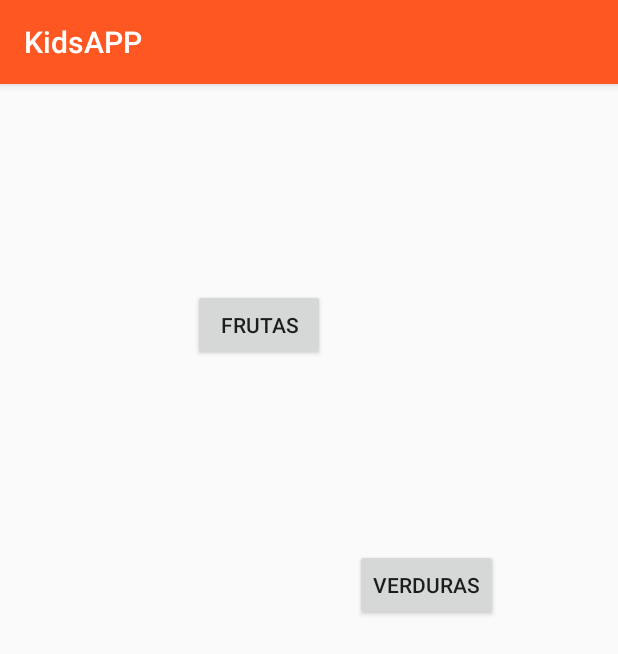
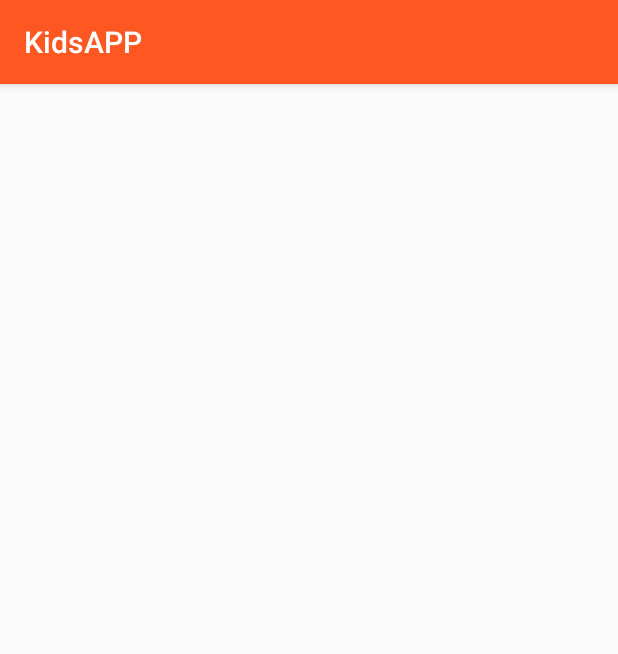
Before and after one commit to dxrtciyvubon/AprendeYDiviertete, an Android app: the screen it shows after launch (MainActivity), on a phone screen of 412 x 824 dp. Shown: the top 654 px of the screen. Run offline under Robolectric (Android 15) with nearby library versions, the phone set to English and light mode, and no system bars.

Commit message:
frutasyverduras

```diff
--- a/app/src/main/java/com/example/kidsapp/MainActivity.java
+++ b/app/src/main/java/com/example/kidsapp/MainActivity.java
@@ -14,15 +14,6 @@ public class MainActivity extends AppCompatActivity {
         setContentView(R.layout.activity_main);
     }
 
-    public void frutas(View view) {
-        Intent uno= new Intent (this,frutas.class);
-        startActivity(uno);
-    }
-
-    public void verduras(View view) {
-        Intent uno= new Intent (this,verduras.class);
-        startActivity(uno);
-    }
 
 
     }
--- a/app/src/main/res/layout/activity_main.xml
+++ b/app/src/main/res/layout/activity_main.xml
@@ -4,41 +4,4 @@
     xmlns:tools="http://schemas.android.com/tools"
     android:layout_width="match_parent"
     android:layout_height="match_parent"
-    tools:context=".MainActivity">
-
-    <Button
-        android:id="@+id/boton1"
-        android:layout_width="wrap_content"
-        android:layout_height="wrap_content"
-        android:layout_marginStart="128dp"
-        android:layout_marginLeft="128dp"
-        android:layout_marginTop="118dp"
-        android:layout_marginEnd="195dp"
-        android:layout_marginRight="195dp"
-        android:layout_marginBottom="565dp"
-        android:text="Frutas"
-        app:layout_constraintBottom_toBottomOf="parent"
-        app:layout_constraintEnd_toEndOf="parent"
-        app:layout_constraintStart_toStartOf="parent"
-        app:layout_constraintTop_toTopOf="parent"
-        android:onClick="frutas"
-        />
-
-    <Button
-        android:id="@+id/boton2"
-        android:layout_width="wrap_content"
-        android:layout_height="wrap_content"
-        android:layout_marginStart="240dp"
-        android:layout_marginLeft="240dp"
-        android:layout_marginTop="291dp"
-        android:layout_marginEnd="83dp"
-        android:layout_marginRight="83dp"
-        android:layout_marginBottom="392dp"
-        android:text="Verduras"
-        app:layout_constraintBottom_toBottomOf="parent"
-        app:layout_constraintEnd_toEndOf="parent"
-        app:layout_constraintStart_toStartOf="parent"
-        app:layout_constraintTop_toTopOf="parent"
-        android:onClick="verduras"
-        />
-</android.support.constraint.ConstraintLayout>
+    tools:context=".MainActivity"/>
```
